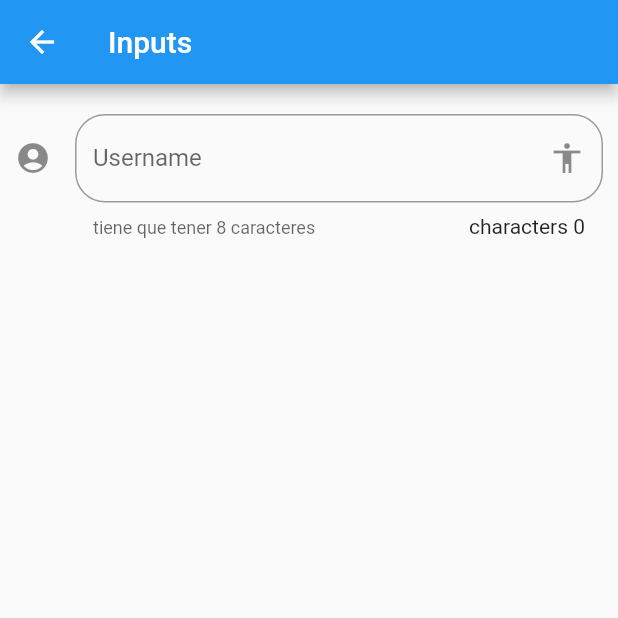
After one commit to SPablo2191/LaboratoryOfComponents, a Flutter app: the InputPage screen opened by its route, on a phone screen of 412 x 824 dp, the top half of it. The commit adds this screen. Run offline on Flutter 3.47's test engine with Material 2 defaults, Android fonts, the phone set to English and light mode, and no system bars.

Commit message:
feat: inputs page added

```diff
--- a/data/menu_opts.json
+++ b/data/menu_opts.json
@@ -20,6 +20,11 @@
       "ruta": "container",
       "icon": "adb_outlined",
       "texto": "Animated Container"
+    },
+    {
+      "ruta": "inputs",
+      "icon": "input",
+      "texto": "Inputs"
     }
   ]
 }
--- /dev/null
+++ b/lib/src/pages/input_page.dart
@@ -0,0 +1,48 @@
+import 'package:flutter/material.dart';
+
+class InputPage extends StatefulWidget {
+  const InputPage({super.key});
+
+  @override
+  State<InputPage> createState() => _InputPageState();
+}
+
+class _InputPageState extends State<InputPage> {
+  String _name = '';
+  @override
+  Widget build(BuildContext context) {
+    return Scaffold(
+      appBar: AppBar(
+        title: Text('Inputs'),
+      ),
+      body: ListView(
+        padding: EdgeInsets.symmetric(vertical: 20, horizontal: 10),
+        children: [_getInput(), _getPersona()],
+      ),
+    );
+  }
+
+  _getInput() {
+    return TextField(
+      // autofocus: true,
+      onChanged: (value) => setState(() {
+        _name = value;
+      }),
+      textCapitalization: TextCapitalization.sentences,
+      decoration: InputDecoration(
+          border: OutlineInputBorder(borderRadius: BorderRadius.circular(20.0)),
+          counter: Text('characters ${_name.length}'),
+          hintText: 'e.g example123', //placeholder
+          labelText: 'Username',
+          helperText: 'tiene que tener 8 caracteres',
+          suffixIcon: Icon(Icons.accessibility),
+          icon: Icon(Icons.account_circle)),
+    );
+  }
+
+  _getPersona() {
+    return ListTile(
+      title: Text('$_name'),
+    );
+  }
+}
--- a/lib/src/routes/routes.dart
+++ b/lib/src/routes/routes.dart
@@ -1,4 +1,5 @@
 import 'package:components_lab/src/pages/animated_container_page.dart';
+import 'package:components_lab/src/pages/input_page.dart';
 import 'package:flutter/material.dart';
 
 import '../pages/alert_page.dart';
@@ -12,6 +13,7 @@ Map<String, WidgetBuilder> getRoutes() {
     'alert': (BuildContext context) => AlertPage(),
     'avatar': (BuildContext context) => AvatarPage(),
     'card': (BuildContext context) => CardPage(),
-    'container': (context) => AnimatedContainerPage()
+    'container': (context) => AnimatedContainerPage(),
+    'inputs': (context) => InputPage()
   };
 }
--- a/lib/src/utils/icon_string_util.dart
+++ b/lib/src/utils/icon_string_util.dart
@@ -4,7 +4,8 @@ final _icons = <String, IconData>{
   'folder_open': Icons.folder_open,
   'add_alert': Icons.add_alert,
   'accessibility': Icons.accessibility,
-  'adb_outlined': Icons.adb_outlined
+  'adb_outlined': Icons.adb_outlined,
+  'input': Icons.input
 };
 Icon getIcon(String iconName) {
   return Icon(
```
